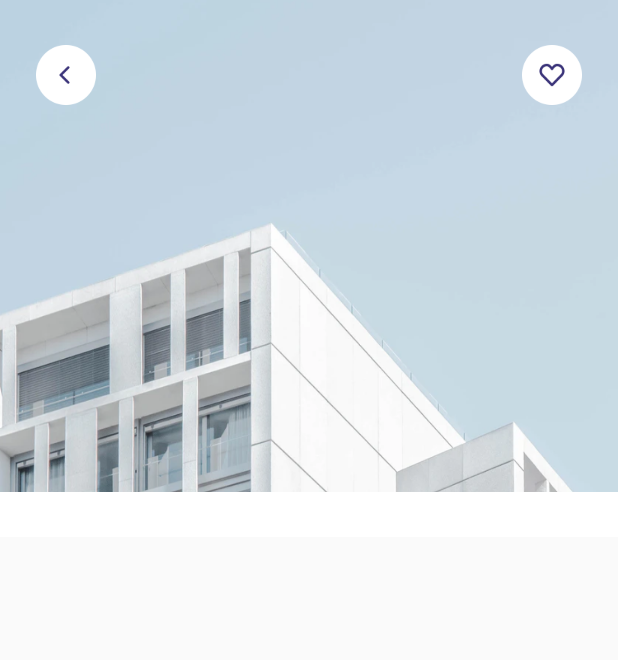
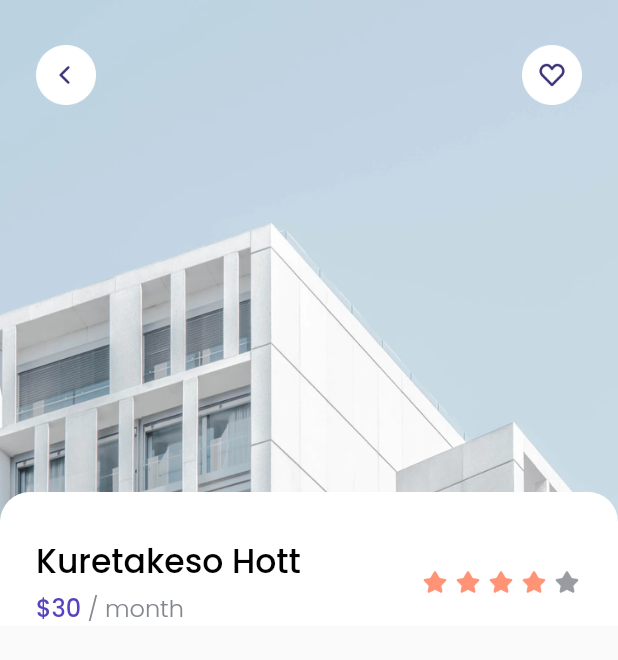
Before and after one commit to revanggaajip/cozy, a Flutter app: the HomePage screen opened directly, after a tap on an icon or button, on a phone screen of 412 x 824 dp. Shown: the top 660 px of the screen. Run offline on Flutter 3.47's test engine with Material 2 defaults, Android fonts, the phone set to English and light mode, and no system bars; our stand-ins replace google_fonts.

Commit message:
Create title, rating and price component in DetailPage

```diff
--- a/lib/pages/detail_page.dart
+++ b/lib/pages/detail_page.dart
@@ -43,25 +43,94 @@ class DetailPage extends StatelessWidget {
             ),
             ListView(
               children: [
-                SizedBox(
+                const SizedBox(
                   height: 328,
                 ),
                 Container(
                   width: MediaQuery.of(context).size.width,
                   decoration: BoxDecoration(
-                    borderRadius: BorderRadius.vertical(
+                    borderRadius: const BorderRadius.vertical(
                       top: Radius.circular(20),
                     ),
+                    color: whiteColor,
                   ),
-                  color: whiteColor,
                   child: Column(
                     children: [
-                      SizedBox(
+                      const SizedBox(
                         height: 30,
                       ),
                       Padding(
                         padding: EdgeInsets.symmetric(
                           horizontal: edge,
+                        ),
+                        child: Row(
+                          mainAxisAlignment: MainAxisAlignment.spaceBetween,
+                          children: [
+                            Column(
+                              crossAxisAlignment: CrossAxisAlignment.start,
+                              children: [
+                                Text(
+                                  'Kuretakeso Hott',
+                                  style: blackTextStyle.copyWith(
+                                    fontSize: 22,
+                                  ),
+                                ),
+                                const SizedBox(
+                                  height: 2,
+                                ),
+                                Text.rich(
+                                  TextSpan(
+                                    text: '\$30',
+                                    style:
+                                        purpleTextStyle.copyWith(fontSize: 16),
+                                    children: [
+                                      TextSpan(
+                                          text: ' / month',
+                                          style: greyTextStyle.copyWith(
+                                              fontSize: 16))
+                                    ],
+                                  ),
+                                ),
+                              ],
+                            ),
+                            Row(
+                              children: [
+                                Image.asset(
+                                  'assets/images/icon_star.png',
+                                  width: 20,
+                                ),
+                                const SizedBox(
+                                  width: 2,
+                                ),
+                                Image.asset(
+                                  'assets/images/icon_star.png',
+                                  width: 20,
+                                ),
+                                const SizedBox(
+                                  width: 2,
+                                ),
+                                Image.asset(
+                                  'assets/images/icon_star.png',
+                                  width: 20,
+                                ),
+                                const SizedBox(
+                                  width: 2,
+                                ),
+                                Image.asset(
+                                  'assets/images/icon_star.png',
+                                  width: 20,
+                                ),
+                                const SizedBox(
+                                  width: 2,
+                                ),
+                                Image.asset(
+                                  'assets/images/icon_star.png',
+                                  width: 20,
+                                  color: const Color(0xff989BA1),
+                                ),
+                              ],
+                            ),
+                          ],
                         ),
                       )
                     ],
--- a/lib/pages/home_page.dart
+++ b/lib/pages/home_page.dart
@@ -28,7 +28,7 @@ class HomePage extends StatelessWidget {
                 ),
               ),
             ),
-            SizedBox(
+            const SizedBox(
               height: 2,
             ),
             Padding(
@@ -38,7 +38,7 @@ class HomePage extends StatelessWidget {
                 style: greyTextStyle.copyWith(fontSize: 16),
               ),
             ),
-            SizedBox(
+            const SizedBox(
               height: 30,
             ),
             // NOTE : Popular Cities
@@ -49,7 +49,7 @@ class HomePage extends StatelessWidget {
                 style: regularTextStyle.copyWith(fontSize: 16),
               ),
             ),
-            SizedBox(
+            const SizedBox(
               height: 16,
             ),
             Container(
@@ -57,14 +57,14 @@ class HomePage extends StatelessWidget {
               child: ListView(
                 scrollDirection: Axis.horizontal,
                 children: [
-                  SizedBox(width: 24),
+                  const SizedBox(width: 24),
                   CityCard(
                     City(
                         id: 1,
                         name: 'Jakarta',
                         imageUrl: 'assets/images/city1.png'),
                   ),
-                  SizedBox(width: 20),
+                  const SizedBox(width: 20),
                   CityCard(
                     City(
                         id: 2,
@@ -72,7 +72,7 @@ class HomePage extends StatelessWidget {
                         imageUrl: 'assets/images/city2.png',
                         isPopular: true),
                   ),
-                  SizedBox(
+                  const SizedBox(
                     width: 20,
                   ),
                   CityCard(
@@ -81,13 +81,13 @@ class HomePage extends StatelessWidget {
                         name: 'Surabaya',
                         imageUrl: 'assets/images/city3.png'),
                   ),
-                  SizedBox(
+                  const SizedBox(
                     width: 24,
                   )
                 ],
               ),
             ),
-            SizedBox(
+            const SizedBox(
               height: 30,
             ),
             // NOTE : Recomended Spaces.
@@ -98,7 +98,7 @@ class HomePage extends StatelessWidget {
                 style: regularTextStyle.copyWith(fontSize: 16),
               ),
             ),
-            SizedBox(
+            const SizedBox(
               height: 16,
             ),
             Padding(
@@ -116,7 +116,7 @@ class HomePage extends StatelessWidget {
                       rating: 5,
                     ),
                   ),
-                  SizedBox(
+                  const SizedBox(
                     height: 30,
                   ),
                   SpaceCard(
@@ -130,7 +130,7 @@ class HomePage extends StatelessWidget {
                       rating: 4,
                     ),
                   ),
-                  SizedBox(
+                  const SizedBox(
                     height: 30,
                   ),
                   SpaceCard(
@@ -147,7 +147,7 @@ class HomePage extends StatelessWidget {
                 ],
               ),
             ),
-            SizedBox(
+            const SizedBox(
               height: 30,
             ),
             // NOTE : Tips & guidance
@@ -158,7 +158,7 @@ class HomePage extends StatelessWidget {
                 style: regularTextStyle.copyWith(fontSize: 16),
               ),
             ),
-            SizedBox(
+            const SizedBox(
               height: 16,
             ),
             Padding(
@@ -173,7 +173,7 @@ class HomePage extends StatelessWidget {
                       updatedAt: '20 Apr',
                     ),
                   ),
-                  SizedBox(
+                  const SizedBox(
                     height: 20,
                   ),
                   TipsCard(
@@ -187,7 +187,7 @@ class HomePage extends StatelessWidget {
                 ],
               ),
             ),
-            SizedBox(
+            const SizedBox(
               height: 50,
             ),
           ],
```
